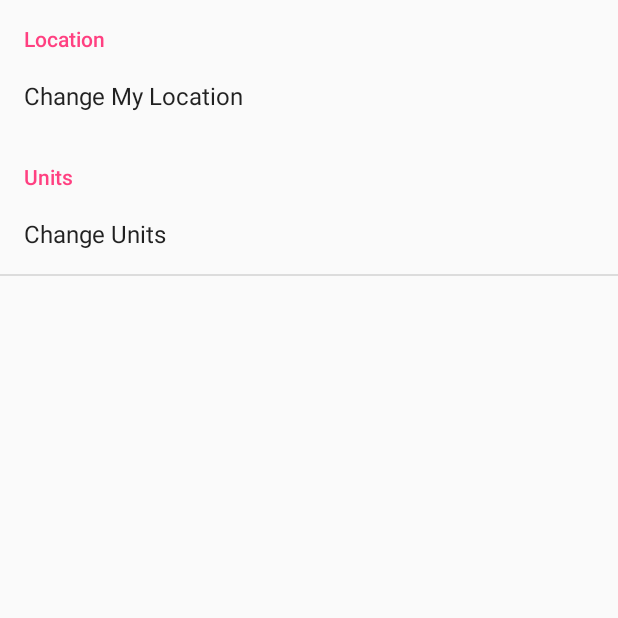
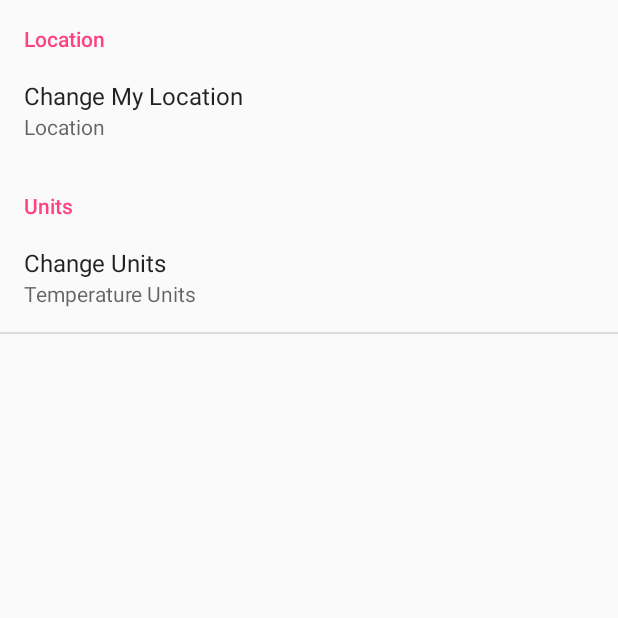
Before and after one commit to ajgarcia09/dandelion, an Android app: the SettingsActivity screen opened directly, with no data from a screen before it, after a tap on "Preferences", on a phone screen of 412 x 824 dp, the top half of it. Run offline under Robolectric (Android 15) with nearby library versions, the phone set to English and light mode, and no system bars.

Commit message:
Changed imperial to fahrenheit and metric to celsius. Map intent works.

```diff
--- a/app/src/main/java/edu/utep/cs/cs4330/dandelion/ForecastFragment.java
+++ b/app/src/main/java/edu/utep/cs/cs4330/dandelion/ForecastFragment.java
@@ -299,12 +299,12 @@ public class ForecastFragment extends Fragment {
            SharedPreferences sharedPrefs = PreferenceManager.getDefaultSharedPreferences(getActivity());
            String unitType = sharedPrefs.getString(
                    getString(R.string.pref_units_key),
-                   getString(R.string.pref_units_metric));
+                   getString(R.string.pref_units_celsius));
 
            if(unitType.equals(getString(R.string.pref_units_fahrenheit))){
                high = (high *1.8) +32;
                low = (low * 1.8) + 32;
-           } else if (!unitType.equals(getString(R.string.pref_units_metric))){
+           } else if (!unitType.equals(getString(R.string.pref_units_celsius))){
                Log.d(LOG_TAG, "Unit type not found: "+ unitType);
            }
 
--- a/app/src/main/res/menu/menu.xml
+++ b/app/src/main/res/menu/menu.xml
@@ -12,4 +12,9 @@
         android:orderInCategory="100"
         app:showAsAction="never" />
 
+    <item
+        android:id="@+id/action_map"
+        android:title="@string/action_map"
+        app:showAsAction="never" />
+
 </menu>
--- a/app/src/main/res/values/strings.xml
+++ b/app/src/main/res/values/strings.xml
@@ -18,7 +18,7 @@
     <string name="pref_units_label">Temperature Units</string>
 
     <!-- Label for metric option in temperature unit preference [CHAR LIMIT=25] -->
-    <string name="pref_units_label_metric">Metric</string>
+    <string name="pref_units_label_celsius">Celsius</string>
 
     <!-- Label for imperial option in temperature unit preference [CHAR LIMIT=25] -->
     <string name="pref_units_label_fahrenheit">Fahrenheit</string>
@@ -26,20 +26,22 @@
     <!-- Key name for temperature unit preference in SharedPreferences [CHAR LIMIT=NONE] -->
     <string name="pref_units_key" translatable="false">units</string>
 
-    <!-- Value in SharedPreferences for metric temperature unit option [CHAR LIMIT=NONE] -->
-    <string name="pref_units_metric" translatable="false">metric</string>
+    <!-- Value in SharedPreferences for celsius temperature unit option [CHAR LIMIT=NONE] -->
+    <string name="pref_units_celsius" translatable="false">celsius</string>
 
-    <!-- Value in SharedPreferences for imperial temperature unit option [CHAR LIMIT=NONE] -->
+    <!-- Value in SharedPreferences for fahrenheit temperature unit option [CHAR LIMIT=NONE] -->
     <string name="pref_units_fahrenheit" translatable="false">fahrenheit</string>
 
     <string-array name="pref_units_options">
-        <item>@string/pref_units_label_metric</item>
+        <item>@string/pref_units_label_celsius</item>
         <item>@string/pref_units_label_fahrenheit</item>
     </string-array>
 
     <string-array name="pref_units_values">
-        <item>@string/pref_units_metric</item>
+        <item>@string/pref_units_celsius</item>
         <item>@string/pref_units_fahrenheit</item>
     </string-array>
 
+    <string name="action_map">Map</string>
+
 </resources>
--- a/app/src/main/res/xml/pref_general.xml
+++ b/app/src/main/res/xml/pref_general.xml
@@ -8,16 +8,18 @@
             android:title="Change My Location"
             android:defaultValue="@string/pref_location_default"
             android:inputType="text"
-            android:singleLine="true"/>
+            android:singleLine="true"
+            android:summary="@string/pref_location_label"/>
     </PreferenceCategory>
 
     <PreferenceCategory android:title="Units">
         <ListPreference
             android:title="Change Units"
             android:key="@string/pref_units_key"
-            android:defaultValue="@string/pref_units_metric"
+            android:defaultValue="@string/pref_units_celsius"
             android:entryValues="@array/pref_units_values"
             android:entries="@array/pref_units_options"
+            android:summary="@string/pref_units_label"
             />
     </PreferenceCategory>
 </PreferenceScreen>
```
Also changed, not shown: app/src/main/java/edu/utep/cs/cs4330/dandelion/MainActivity.java (+33 -1 lines).
